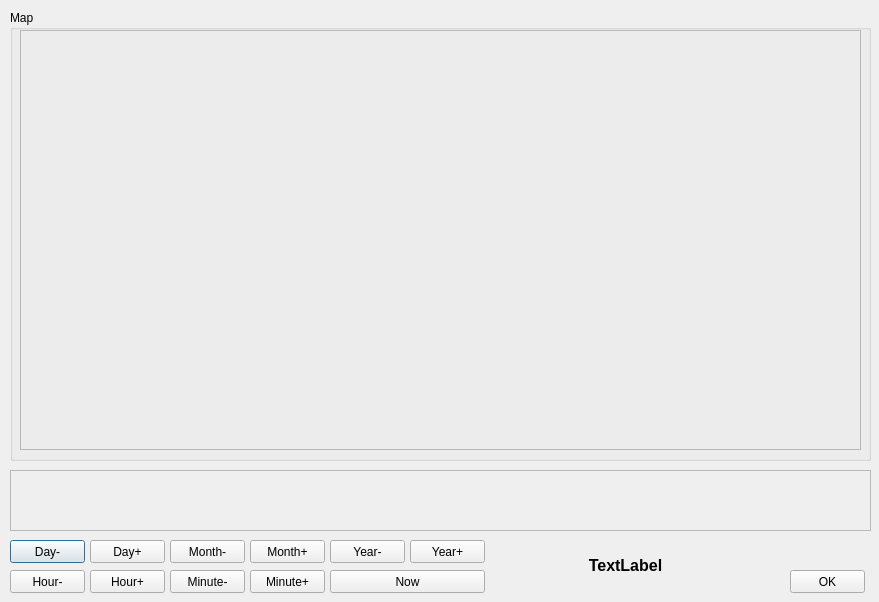
Qt form cdaynight.ui (PavelMr/skytechx) before a commit.
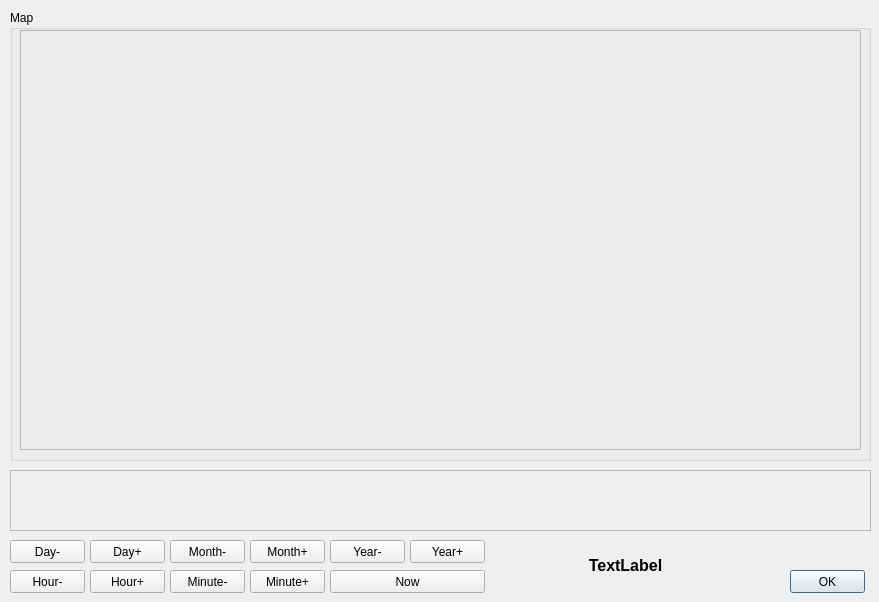
The same form after that commit.

```diff
--- a/cdaynight.ui
+++ b/cdaynight.ui
@@ -86,6 +86,9 @@
    <property name="text">
     <string>OK</string>
    </property>
+   <property name="default">
+    <bool>true</bool>
+   </property>
   </widget>
   <widget class="QPushButton" name="pushButton_3">
    <property name="geometry">
```
